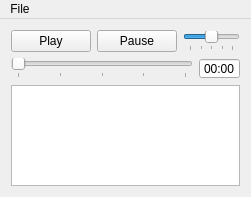
Qt form mainwindow.ui (SMC-LAB/Eve) before a commit.
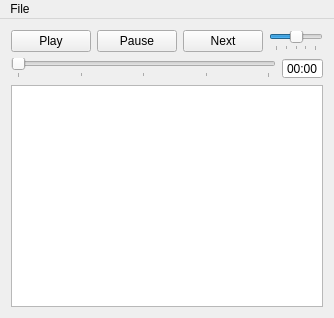
The same form after that commit.

Commit message: Started implementing prev/next file functionality (WIP)

```diff
--- a/mainwindow.ui
+++ b/mainwindow.ui
@@ -6,8 +6,8 @@
    <rect>
     <x>0</x>
     <y>0</y>
-    <width>251</width>
-    <height>197</height>
+    <width>334</width>
+    <height>318</height>
    </rect>
   </property>
   <property name="windowTitle">
@@ -23,6 +23,10 @@
    <enum>QTabWidget::Rounded</enum>
   </property>
   <widget class="QWidget" name="centralWidget">
+   <layout class="QGridLayout" name="gridLayout_4">
+    <item row="0" column="0">
+     <layout class="QGridLayout" name="gridLayout_3">
+      <item row="0" column="0">
    <layout class="QGridLayout" name="gridLayout">
     <item row="0" column="0">
      <widget class="QPushButton" name="playButton">
@@ -41,7 +45,14 @@
       </property>
      </widget>
     </item>
-    <item row="0" column="2" colspan="2">
+        <item row="0" column="2">
+         <widget class="QPushButton" name="nextButton">
+          <property name="text">
+           <string>Next</string>
+          </property>
+         </widget>
+        </item>
+        <item row="0" column="3">
      <widget class="QSlider" name="gainSlider">
       <property name="autoFillBackground">
        <bool>false</bool>
@@ -69,7 +80,11 @@
       </property>
      </widget>
     </item>
-    <item row="1" column="0" colspan="3">
+       </layout>
+      </item>
+      <item row="1" column="0">
+       <layout class="QGridLayout" name="gridLayout_2">
+        <item row="0" column="0">
      <widget class="QSlider" name="posSlider">
       <property name="sizePolicy">
        <sizepolicy hsizetype="Expanding" vsizetype="Fixed">
@@ -77,6 +92,12 @@
         <verstretch>0</verstretch>
        </sizepolicy>
       </property>
+          <property name="minimumSize">
+           <size>
+            <width>211</width>
+            <height>0</height>
+           </size>
+          </property>
       <property name="maximum">
        <number>100</number>
       </property>
@@ -97,8 +118,14 @@
       </property>
      </widget>
     </item>
-    <item row="1" column="3">
+        <item row="0" column="1">
      <widget class="QTimeEdit" name="posTime">
+          <property name="sizePolicy">
+           <sizepolicy hsizetype="Fixed" vsizetype="Fixed">
+            <horstretch>0</horstretch>
+            <verstretch>0</verstretch>
+           </sizepolicy>
+          </property>
       <property name="maximumSize">
        <size>
         <width>51</width>
@@ -128,7 +155,9 @@
       </property>
      </widget>
     </item>
-    <item row="2" column="0" colspan="4">
+       </layout>
+      </item>
+      <item row="2" column="0">
      <widget class="QTableWidget" name="playTable">
       <property name="enabled">
        <bool>true</bool>
@@ -207,13 +236,15 @@
      </widget>
     </item>
    </layout>
+    </item>
+   </layout>
   </widget>
   <widget class="QMenuBar" name="menuBar">
    <property name="geometry">
     <rect>
      <x>0</x>
      <y>0</y>
-     <width>251</width>
+     <width>334</width>
      <height>22</height>
     </rect>
    </property>
```
Left out of the diff: 2 changed lines with no effect on the pictures. Lines whose indentation alone changed are shown as unchanged. The commit also changes 2 other files.
